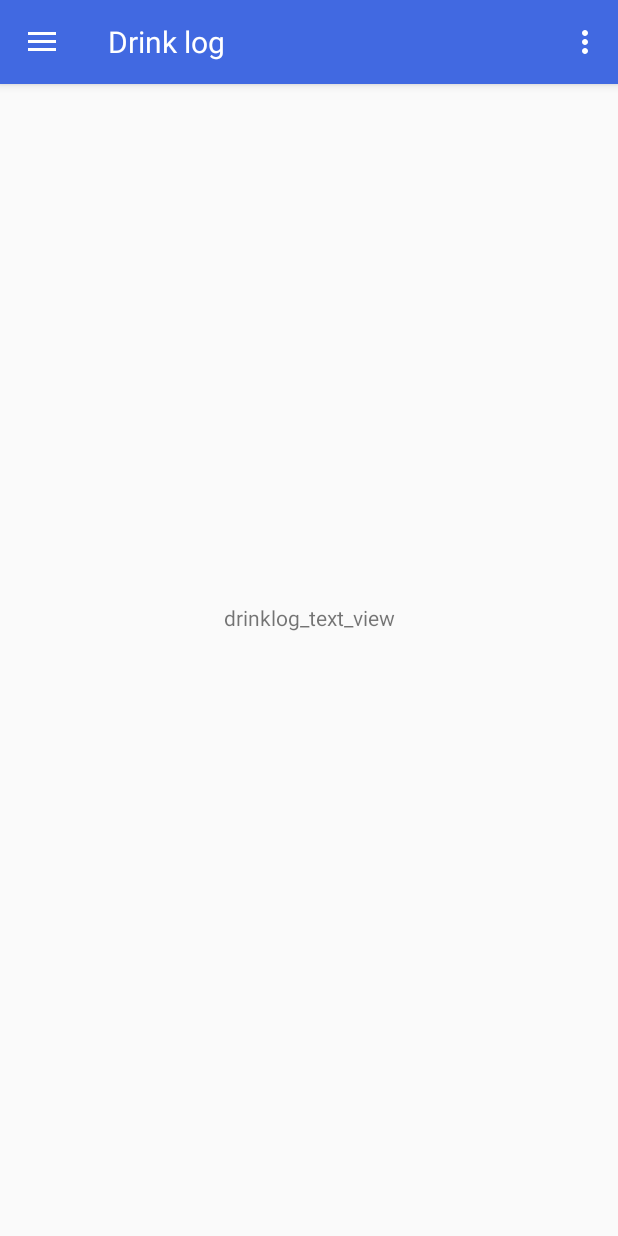
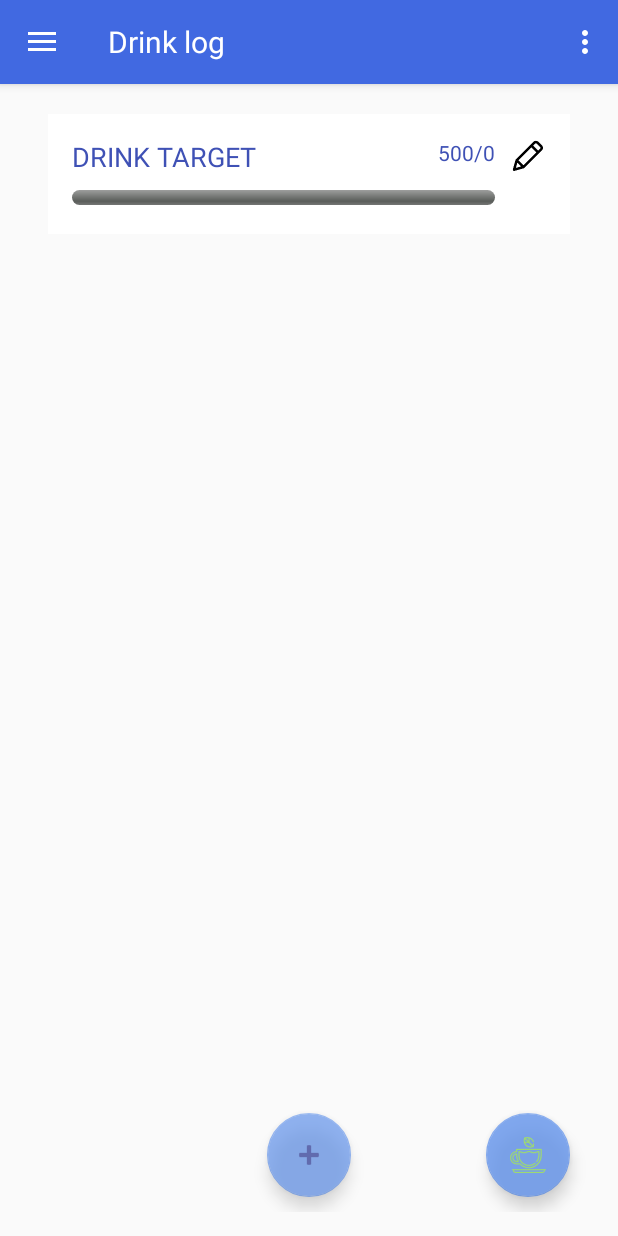
Before and after one commit to 94drink/master, an Android app: the screen it shows after launch (MainActivity), after a tap on "Drink log", on a phone screen of 412 x 824 dp. Run offline under Robolectric (Android 15) with nearby library versions, the phone set to English and light mode, and no system bars; 1 other tap on this screen came first.

Commit message:
DrinkWater, selectGlass, insert db

```diff
--- a/app/build.gradle
+++ b/app/build.gradle
@@ -20,9 +20,10 @@ android {
 }
 
 dependencies {
-    compile fileTree(dir: 'libs', include: ['*.jar'])
+    compile fileTree(include: ['*.jar'], dir: 'libs')
     testCompile 'junit:junit:4.12'
     compile 'com.android.support:appcompat-v7:23.3.0'
     compile 'com.android.support:support-v4:23.3.0'
     compile 'com.android.support:design:23.3.0'
+    compile 'com.android.support:cardview-v7:23.3.0'
 }
--- a/app/src/main/AndroidManifest.xml
+++ b/app/src/main/AndroidManifest.xml
@@ -18,6 +18,11 @@
                 <category android:name="android.intent.category.LAUNCHER" />
             </intent-filter>
         </activity>
+
+        <provider
+            android:name="tw.com.justdrink.database.WaterDbProvider"
+            android:authorities="tw.com.justdrink.database.WaterProvider"
+            android:exported="true" />
     </application>
 
 </manifest>
--- a/app/src/main/java/tw/com/justdrink/Drinklog.java
+++ b/app/src/main/java/tw/com/justdrink/Drinklog.java
@@ -1,24 +1,174 @@
 package tw.com.justdrink;
 
-
+import android.content.ContentValues;
+import android.content.Context;
+import android.content.SharedPreferences;
+import android.media.MediaPlayer;
+import android.net.Uri;
 import android.os.Bundle;
+import android.support.design.widget.FloatingActionButton;
 import android.support.v4.app.Fragment;
+import android.support.v4.app.FragmentManager;
+import android.support.v4.app.FragmentTransaction;
+import android.util.Log;
 import android.view.LayoutInflater;
+import android.view.Menu;
+import android.view.MenuInflater;
 import android.view.View;
 import android.view.ViewGroup;
+import android.widget.Button;
+import android.widget.ProgressBar;
 import android.widget.TextView;
 
-import tw.com.justdrink.R;
+import tw.com.justdrink.database.WaterBottlesData;
+import tw.com.justdrink.database.WaterDatabase;
+import tw.com.justdrink.database.WaterDbProvider;
+import tw.com.justdrink.main.BottleGrid;
+import tw.com.justdrink.main.WaterSettings;
+
+import java.text.SimpleDateFormat;
+import java.util.Calendar;
+import java.util.TimeZone;
+
 
 public class Drinklog extends Fragment {
 
+    public FloatingActionButton fabAdd, fabSelect;
+    String time, date;
+    TextView drinked, goal;
+    Button waterSetting;
+    Context context;
+    public static MediaPlayer mp;
+
+    static ProgressBar progressBar;
+
+    public static String weight = "weight";
+    public static String weight_flie = "weight_unit";
+    SharedPreferences sharedDataWeightUnit, sharedDataWeight;
+    String total_weight, prefs_unit;
+    int drink_target;
+
     @Override
-    public View onCreateView(LayoutInflater inflater, ViewGroup container,
-                             Bundle savedInstanceState) {
-        // Inflate the layout for this fragment
-        View rootView = inflater.inflate(R.layout.fragment_drinklog, container, false);
-        TextView drinklog_tv = (TextView)rootView.findViewById(R.id.drinklog_text_view);
-        //((MainActivity)getActivity()).getActionBar().setTitle(R.string.nav_settings);
-        return rootView;
+    public View onCreateView(LayoutInflater inflater, ViewGroup container, Bundle savedInstanceState) {
+
+        Calendar c = Calendar.getInstance();
+        SimpleDateFormat df = new SimpleDateFormat("yyyy-MM-dd");
+        SimpleDateFormat sdf = new SimpleDateFormat("HH:mm");
+        sdf.setTimeZone(TimeZone.getTimeZone("Asia/Taipei"));
+        time = sdf.format(c.getTime());
+        date = df.format(c.getTime());
+
+        View view = inflater.inflate(R.layout.fragment_drinklog, container, false);
+
+        mp = MediaPlayer.create(getActivity(), R.raw.button_click);
+
+        drinked = (TextView) view.findViewById(R.id.drinked);
+        goal = (TextView) view.findViewById(R.id.goal);
+        waterSetting = (Button) view.findViewById(R.id.water_setting);
+        progressBar = (ProgressBar) view.findViewById(R.id.progressBar);
+
+        final FragmentManager fragmentManager = getFragmentManager();
+        FragmentTransaction fragmentTransaction = fragmentManager.beginTransaction();
+        Fragment fragment = new BottleGrid();
+        fragmentTransaction.replace(R.id.bottle_container, fragment).commit();
+
+        sharedDataWeight = getActivity().getSharedPreferences(weight, 0);
+        String weight_prefs = sharedDataWeight.getString("weight", 0 + "");
+        int dummy = Integer.parseInt(weight_prefs);
+        drink_target = calTarget(dummy);
+        goal.setText("/" + drink_target + "");
+
+        progressBar.setMax(drink_target);
+
+        sharedDataWeightUnit = getActivity().getSharedPreferences(weight_flie, 0);
+        sharedDataWeight = getActivity().getSharedPreferences(weight, 0);
+        prefs_unit = sharedDataWeightUnit.getString("weight_unit", "Kg");
+        sharedDataWeight = getActivity().getSharedPreferences(weight, 0);
+        total_weight = sharedDataWeight.getString("weight", "00");
+
+        // 修改喝水目標
+        waterSetting.setOnClickListener(new View.OnClickListener() {
+            @Override
+            public void onClick(View v) {
+                WaterSettings waterSettings = new WaterSettings();
+                waterSettings.show(fragmentManager, "Water");
+            }
+        });
+
+        // 選擇水杯
+        fabSelect = (FloatingActionButton) view.findViewById(R.id.fab_select);
+        fabSelect.setOnClickListener(new View.OnClickListener() {
+            @Override
+            public void onClick(View view) {
+                SelectGlass selectGlass = new SelectGlass();
+                selectGlass.show(fragmentManager, "Glasses");
+            }
+        });
+        fabSelect.setImageResource(WaterBottlesData.getData().get(SelectGlass.position).imageId);
+
+        // 新增水杯(直接使用上次選擇的杯子)
+        fabAdd = (FloatingActionButton) view.findViewById(R.id.fab_add);
+        fabAdd.setOnClickListener(new View.OnClickListener() {
+            @Override
+            public void onClick(View v) {
+                mp.start();
+                ContentValues values = new ContentValues();
+                values.clear();
+                int pos = SelectGlass.position;
+                values.put(WaterDatabase.KEY_POS, pos);
+                values.put(WaterDatabase.KEY_DATE, date);
+                values.put(WaterDatabase.KEY_TIME, time);
+                Uri uri = WaterDbProvider.CONTENT_URI;
+                Uri newUri = getActivity().getContentResolver().insert(uri, values);
+                updateProgress(pos);
+                Fragment fragment = new BottleGrid();
+                FragmentManager fragmentManager = getFragmentManager();
+                FragmentTransaction fragmentTransaction = fragmentManager.beginTransaction();
+                fragmentTransaction.replace(R.id.bottle_container, fragment).addToBackStack(null).commit();
+            }
+        });
+        setHasOptionsMenu(true);
+        return view;
+    }
+
+    public static void updateProgress(int position) {
+        switch (position) {
+            case 0:
+                progressBar.incrementProgressBy(100);
+                break;
+            case 1:
+                progressBar.incrementProgressBy(150);
+                break;
+            case 2:
+                progressBar.incrementProgressBy(200);
+                break;
+            case 3:
+                progressBar.incrementProgressBy(400);
+                break;
+            case 4:
+                progressBar.incrementProgressBy(500);
+                break;
+            case 5:
+                progressBar.incrementProgressBy(600);
+                break;
+            case 6:
+                progressBar.incrementProgressBy(700);
+                break;
+            case 7:
+                progressBar.incrementProgressBy(800);
+                break;
+        }
+    }
+
+    private int calTarget(int weight_data) {
+        int data_y = weight_data * 33;
+        Log.e("TARGET", data_y + "");
+        return data_y;
+
+    }
+
+    @Override
+    public void onCreateOptionsMenu(Menu menu, MenuInflater inflater) {
+        inflater.inflate(R.menu.activity_main_drawer, menu);
     }
 }
--- a/app/src/main/java/tw/com/justdrink/database/WaterBottlesData.java
+++ b/app/src/main/java/tw/com/justdrink/database/WaterBottlesData.java
@@ -10,13 +10,13 @@ public class WaterBottlesData {
     public static ArrayList<Information> getData() {
 
         ArrayList<Information> data = new ArrayList<>();
-         int[] images = {
+        int[] images = {
                 R.drawable.drink_1, R.drawable.drink_2, R.drawable.drink_3,
                 R.drawable.drink_4, R.drawable.drink_5, R.drawable.drink_6,
                 R.drawable.drink_7, R.drawable.drink_8
         };
 
-         int[] ml = {100, 150,200, 400, 500, 600,700, 800};
+        int[] ml = {100, 150, 200, 400, 500, 600, 700, 800};
         for (int i = 0; i < images.length; i++) {
             Information current = new Information();
             current.imageId = images[i];
--- a/app/src/main/res/layout/fragment_drinklog.xml
+++ b/app/src/main/res/layout/fragment_drinklog.xml
@@ -1,3 +1,121 @@
+<?xml version="1.0" encoding="utf-8"?>
+<RelativeLayout xmlns:android="http://schemas.android.com/apk/res/android"
+                xmlns:app="http://schemas.android.com/apk/res-auto"
+                xmlns:tools="http://schemas.android.com/tools"
+                android:layout_width="match_parent"
+                android:layout_height="match_parent"
+                android:paddingBottom="@dimen/activity_vertical_margin"
+                android:paddingLeft="@dimen/activity_horizontal_margin"
+                android:paddingRight="@dimen/activity_horizontal_margin"
+                android:paddingTop="@dimen/activity_vertical_margin"
+                app:layout_behavior="@string/appbar_scrolling_view_behavior"
+                tools:context="tw.com.justdrink.Drinklog">
+
+    <LinearLayout
+        android:layout_width="match_parent"
+        android:layout_height="match_parent"
+        android:orientation="vertical">
+
+        <RelativeLayout
+            android:id="@+id/rlayout"
+            android:layout_width="match_parent"
+            android:layout_height="80dp"
+            android:layout_marginBottom="8dp"
+            android:layout_marginLeft="@dimen/activity_horizontal_margin"
+            android:layout_marginRight="@dimen/activity_horizontal_margin"
+            android:layout_marginTop="60dp"
+            android:background="#FFFFFF"
+            android:paddingLeft="@dimen/activity_horizontal_margin"
+            android:paddingRight="@dimen/activity_horizontal_margin"
+            android:paddingTop="@dimen/activity_horizontal_margin">
+
+            <TextView
+                android:id="@+id/drink_target"
+                android:layout_width="wrap_content"
+                android:layout_height="wrap_content"
+                android:layout_alignParentLeft="true"
+                android:layout_alignParentTop="true"
+                android:paddingBottom="10dp"
+                android:text="@string/drink_target"
+                android:textColor="@color/colorPrimary"
+                android:textSize="18sp"></TextView>
+
+            <TextView
+                android:id="@+id/drinked"
+                android:layout_width="wrap_content"
+                android:layout_height="wrap_content"
+                android:layout_toLeftOf="@+id/goal"
+                android:text="@string/drinked"
+                android:textColor="@color/colorPrimary" />
+
+            <TextView
+                android:id="@+id/goal"
+                android:layout_width="wrap_content"
+                android:layout_height="wrap_content"
+                android:layout_alignTop="@+id/drink_target"
+                android:layout_toLeftOf="@+id/water_setting"
+                android:paddingRight="10dp"
+                android:text="@string/goal"
+                android:textColor="@color/colorPrimary" />
+
+            <Button
+                android:id="@+id/water_setting"
+                android:layout_width="24dp"
+                android:layout_height="24dp"
+                android:layout_alignParentRight="true"
+                android:background="@mipmap/ic_edit"
+                android:paddingTop="16dp" />
+
+            <ProgressBar
+                android:id="@+id/progressBar"
+                style="@style/CustomProgressBarHorizontal"
+                android:layout_width="wrap_content"
+                android:layout_height="wrap_content"
+                android:layout_alignParentLeft="true"
+                android:layout_below="@+id/drink_target"
+                android:layout_toLeftOf="@+id/water_setting"
+                android:paddingRight="10dp"
+                android:progressTint="@color/colorPrimary" />
+        </RelativeLayout>
+
+        <FrameLayout
+            android:id="@+id/bottle_container"
+            android:layout_width="match_parent"
+            android:layout_height="match_parent">
+
+        </FrameLayout>
+
+    </LinearLayout>
+
+    <android.support.design.widget.FloatingActionButton
+        android:id="@+id/fab_select"
+        android:layout_width="wrap_content"
+        android:layout_height="wrap_content"
+        android:layout_gravity="bottom|end"
+        android:alpha="0.8"
+        android:src="@mipmap/ic_drink_water"
+        android:layout_marginLeft="@dimen/fab_margin"
+        android:layout_marginRight="@dimen/fab_margin"
+        android:layout_alignTop="@+id/fab_add"
+        android:layout_alignParentEnd="true"/>
+
+
+    <android.support.design.widget.FloatingActionButton
+        android:id="@+id/fab_add"
+        android:layout_width="wrap_content"
+        android:layout_height="wrap_content"
+        android:layout_gravity="bottom|center"
+        android:alpha="0.7"
+        android:src="@android:drawable/ic_input_add"
+        android:tint="@color/colorPrimaryDark"
+        android:layout_marginLeft="@dimen/fab_margin"
+        android:layout_marginRight="@dimen/fab_margin"
+        android:layout_marginBottom="10dp"
+        android:layout_alignParentBottom="true"
+        android:layout_centerHorizontal="true"/>
+</RelativeLayout>
+
+    <!--
     <TextView
         xmlns:android="http://schemas.android.com/apk/res/android"
         android:id="@+id/drinklog_text_view"
@@ -5,3 +123,4 @@
         android:layout_height="match_parent"
         android:gravity="center"
         android:text="drinklog_text_view" />
+    -->
```
Also changed, not shown: app/src/main/java/tw/com/justdrink/SelectGlass.java (renamed from app/src/main/java/tw/com/justdrink/main/SelectGlass.java, +4 -4 lines), app/src/main/java/tw/com/justdrink/database/WaterDatabase.java (+2 -11 lines), app/src/main/java/tw/com/justdrink/database/WaterDbProvider.java (+5 -29 lines), app/src/main/java/tw/com/justdrink/main/ContentMainFragment.java (deleted, +0 -176 lines), app/src/main/res/layout/content_main.xml (deleted, +0 -117 lines). Lines whose indentation alone changed are shown as unchanged.
